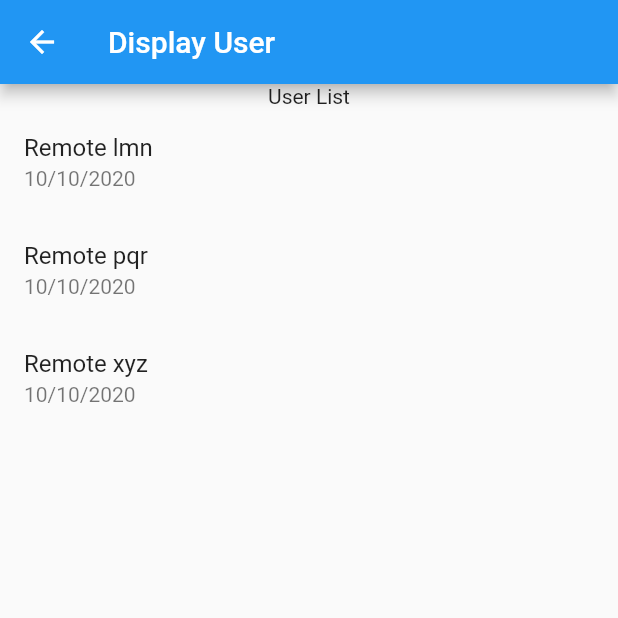
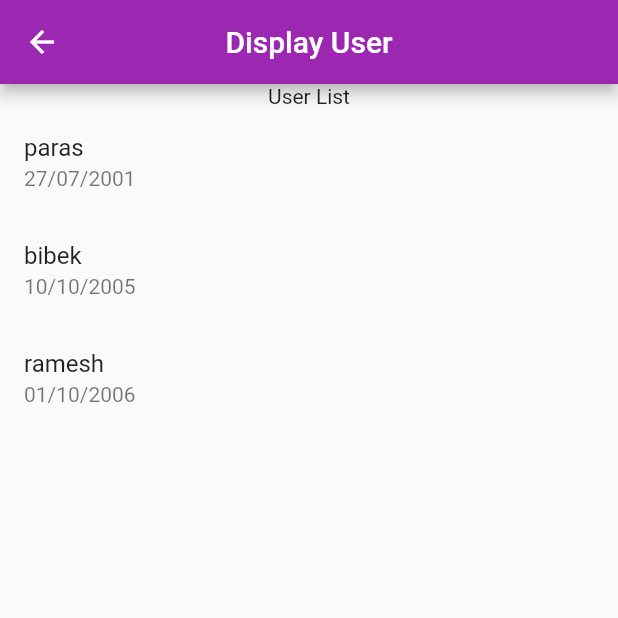
Before and after one commit to Paras03DP/useridapp, a Flutter app: the screen it shows after launch, after a tap on "Display User", on a phone screen of 412 x 824 dp, the top half of it. Run offline on Flutter 3.47's test engine with Material 2 defaults, Android fonts, the phone set to English and light mode, and no system bars; our stand-ins replace get_it.

```diff
--- a/lib/data_source/local/local_datasource.dart
+++ b/lib/data_source/local/local_datasource.dart
@@ -2,8 +2,8 @@ import '../../model/user.dart';
 
 class LocalDataSource {
   List<User> users = [
-    User(id: 1, name: "Local abc", dob: "10/10/2020", birthTime: "22:12"),
-    User(id: 2, name: "Local def", dob: "10/10/2020", birthTime: "22:12"),
+    User(id: 1, name: "paras", dob: "27/07/2001", birthTime: "10:30"),
+    User(id: 2, name: "ramesh", dob: "01/10/2006", birthTime: "12:12"),
   ];
 
   bool addUser(User users) {
--- a/lib/data_source/remote/remote_datasource.dart
+++ b/lib/data_source/remote/remote_datasource.dart
@@ -3,9 +3,9 @@ import '../../model/user.dart';
 // api implementaiton
 class RemoteDataSource {
   List<User> users = [
-    User(id: 1, name: "Remote lmn", dob: "10/10/2020", birthTime: "22/12"),
-    User(id: 2, name: "Remote pqr", dob: "10/10/2020", birthTime: "22/12"),
-    User(id: 3, name: "Remote xyz", dob: "10/10/2020", birthTime: "22/12"),
+    User(id: 1, name: "paras", dob: "27/07/2001", birthTime: "10/30"),
+    User(id: 2, name: "bibek", dob: "10/10/2005", birthTime: "12/12"),
+    User(id: 3, name: "ramesh", dob: "01/10/2006", birthTime: "21/12"),
   ];
 
   bool addUser(User users) {
--- a/lib/view/add_user_view.dart
+++ b/lib/view/add_user_view.dart
@@ -24,19 +24,21 @@ class _AddUserViewState extends State<AddUserView> {
     return Scaffold(
       appBar: AppBar(
         title: const Text("Add User"),
+        centerTitle: true,
+        backgroundColor: Colors.purple,
       ),
       body: SingleChildScrollView(
         padding: const EdgeInsets.all(16.0),
         child: Column(
           crossAxisAlignment: CrossAxisAlignment.stretch,
           children: [
-            const Text("Add User", style: TextStyle(fontSize: 24)),
+            const Text("Add your information", style: TextStyle(fontSize: 24)),
             const SizedBox(height: 16.0),
             TextField(
               controller: idController,
               decoration: const InputDecoration(
                 border: OutlineInputBorder(),
-                labelText: 'Id',
+                labelText: 'Enter you id',
               ),
             ),
             const SizedBox(height: 16.0),
@@ -44,14 +46,14 @@ class _AddUserViewState extends State<AddUserView> {
               controller: nameController,
               decoration: const InputDecoration(
                 border: OutlineInputBorder(),
-                labelText: 'Name',
+                labelText: 'Enter your name',
               ),
             ),
             const SizedBox(height: 16.0),
             TextFormField(
               decoration: const InputDecoration(
                 border: OutlineInputBorder(),
-                labelText: 'Date of Birth',
+                labelText: 'Enter your Date of Birth',
               ),
               controller: dobController,
               readOnly: true,
@@ -78,7 +80,7 @@ class _AddUserViewState extends State<AddUserView> {
               readOnly: true,
               decoration: InputDecoration(
                 border: const OutlineInputBorder(),
-                labelText: 'Birth Time',
+                labelText: 'Enter your Birth Time',
                 suffixIcon: IconButton(
                   icon: const Icon(Icons.access_time),
                   onPressed: () async {
@@ -110,17 +112,19 @@ class _AddUserViewState extends State<AddUserView> {
 
                 ScaffoldMessenger.of(context).showSnackBar(
                   const SnackBar(
-                    content: Text('added'),
+                    content: Text('Added Sucessfully'),
                   ),
                 );
               },
-              child: const Text('Add User'),
+              style: ElevatedButton.styleFrom(backgroundColor: Colors.purple),
+              child: const Text('Added User'),
             ),
             const SizedBox(height: 8.0),
             ElevatedButton(
               onPressed: () {
                 Navigator.pushNamed(context, '/displayUser');
               },
+              style: ElevatedButton.styleFrom(backgroundColor: Colors.purple),
               child: const Text('Display User'),
             ),
           ],
--- a/lib/view/display_user_view.dart
+++ b/lib/view/display_user_view.dart
@@ -15,9 +15,9 @@ class _DisplayUserViewState extends State<DisplayUserView> {
   Widget build(BuildContext context) {
     return Scaffold(
         appBar: AppBar(
-          title: const Text(
-            "Display User",
-          ),
+          title: const Text("Display User"),
+          backgroundColor: Colors.purple,
+          centerTitle: true,
         ),
         body: Column(
           children: [
@@ -36,11 +36,3 @@ class _DisplayUserViewState extends State<DisplayUserView> {
         ));
   }
 }
-// import 'package:getit/di/di.dart';
-
-// import '../repository/user_repository.dart';
-
-// void main() {
-//   UserRepository userRepository = getIt<UserRepository>();
-//   print(userRepository.getUser());
-// }
```
Also changed, not shown: 1 other file.
